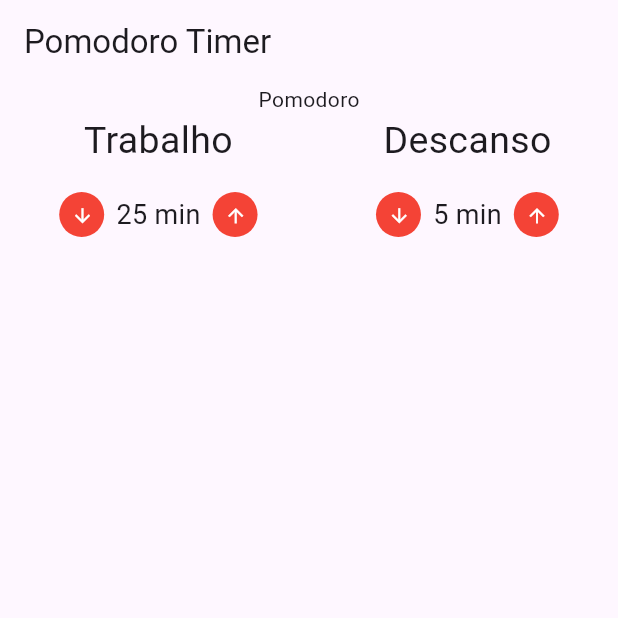
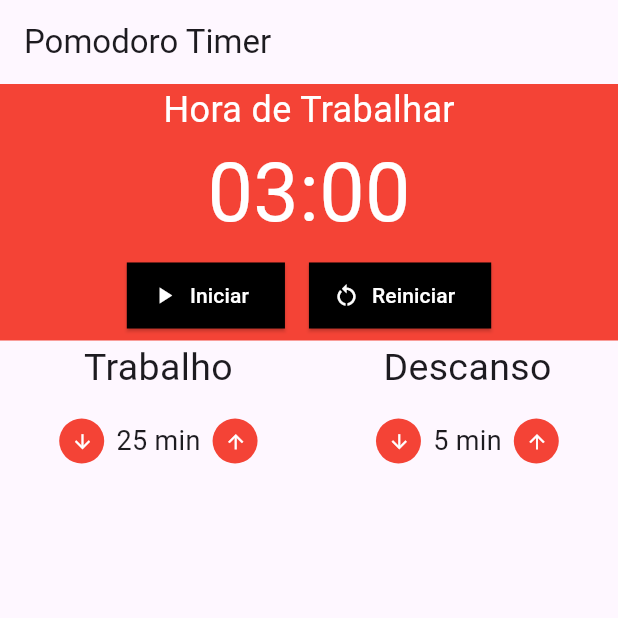
Before and after one commit to FernandoAvellar/PomodoroTimer, a Flutter app: the screen it shows after launch, on a phone screen of 412 x 824 dp, the top half of it. Run offline on Flutter 3.47's test engine with Material 3 defaults, Android fonts, the phone set to English and light mode, and no system bars; our stand-ins replace mobx; generated files the repository leaves out were written again.

Commit message:
add cronometro component

```diff
--- /dev/null
+++ b/lib/components/cronometro.dart
@@ -0,0 +1,59 @@
+// ignore_for_file: prefer_const_constructors, prefer_const_literals_to_create_immutables
+
+import 'package:flutter/material.dart';
+
+class Cronometro extends StatelessWidget {
+  const Cronometro({super.key});
+
+  @override
+  Widget build(BuildContext context) {
+    return Container(
+      color: Colors.red,
+      child: Column(
+        mainAxisAlignment: MainAxisAlignment.center,
+        children: [
+          Text('Hora de Trabalhar',
+              style: TextStyle(color: Colors.white, fontSize: 24)),
+          Text('03:00', style: TextStyle(color: Colors.white, fontSize: 54)),
+          Row(
+            mainAxisAlignment: MainAxisAlignment.center,
+            children: [
+              SizedBox(
+                height: 60,
+                child: Padding(
+                  padding: const EdgeInsets.all(8.0),
+                  child: ElevatedButton.icon(
+                    onPressed: () {},
+                    icon: Icon(Icons.play_arrow, color: Colors.white),
+                    style: ButtonStyle(
+                      backgroundColor: WidgetStatePropertyAll(Colors.black),
+                      shape: WidgetStatePropertyAll(RoundedRectangleBorder()),
+                    ),
+                    label:
+                        Text('Iniciar', style: TextStyle(color: Colors.white)),
+                  ),
+                ),
+              ),
+              SizedBox(
+                height: 60,
+                child: Padding(
+                  padding: const EdgeInsets.all(8.0),
+                  child: ElevatedButton.icon(
+                    onPressed: () {},
+                    icon: Icon(Icons.restart_alt, color: Colors.white),
+                    style: ButtonStyle(
+                      backgroundColor: WidgetStatePropertyAll(Colors.black),
+                      shape: WidgetStatePropertyAll(RoundedRectangleBorder()),
+                    ),
+                    label: Text('Reiniciar',
+                        style: TextStyle(color: Colors.white)),
+                  ),
+                ),
+              ),
+            ],
+          )
+        ],
+      ),
+    );
+  }
+}
--- a/lib/pages/pomodoro.dart
+++ b/lib/pages/pomodoro.dart
@@ -1,4 +1,5 @@
 import 'package:flutter/material.dart';
+import 'package:timer_pomodoro/components/cronometro.dart';
 import 'package:timer_pomodoro/components/entrada_tempo.dart';
 
 class Pomodoro extends StatelessWidget {
@@ -12,7 +13,7 @@ class Pomodoro extends StatelessWidget {
       ),
       body: const Column(
         children: [
-          Text('Pomodoro'),
+          Cronometro(),
           Row(
             mainAxisAlignment: MainAxisAlignment.spaceAround,
             children: [
```
